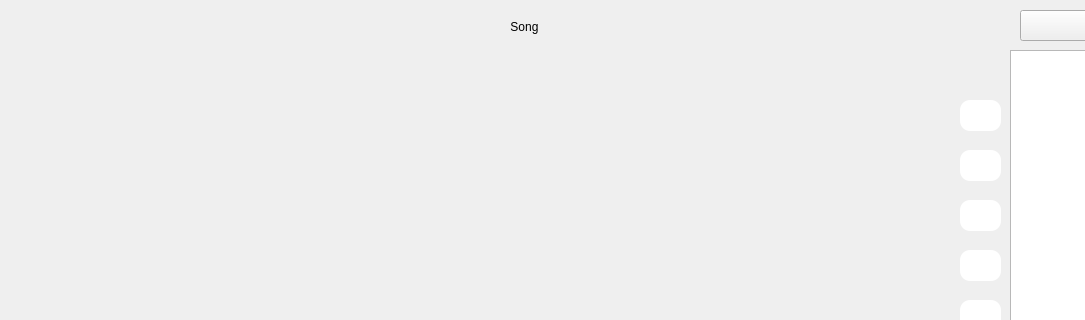
First picture: the form in mainwindow.ui, repository dangquyitt/music_project_qt, before the edit; both pictures show x 0 to 1085 and y 0 to 320 of the 1447 by 560 pixel window.
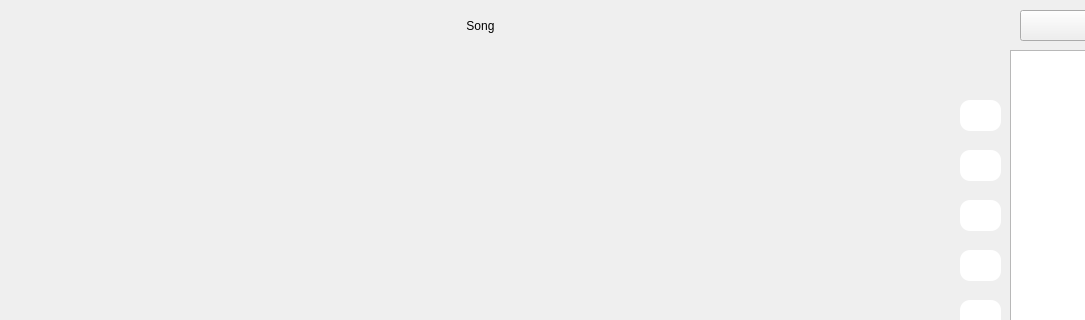
Second picture: the form after the edit. Icons and pictures are not drawn.

The edit to the form file:
```diff
--- a/mainwindow.ui
+++ b/mainwindow.ui
@@ -135,8 +135,8 @@
    <widget class="QLabel" name="currentSong">
     <property name="geometry">
      <rect>
-      <x>84</x>
-      <y>11</y>
+      <x>40</x>
+      <y>10</y>
       <width>881</width>
       <height>31</height>
      </rect>
@@ -312,10 +312,10 @@
    <widget class="QLabel" name="imgMusic">
     <property name="geometry">
      <rect>
-      <x>50</x>
-      <y>40</y>
+      <x>40</x>
+      <y>50</y>
       <width>871</width>
-      <height>391</height>
+      <height>371</height>
      </rect>
     </property>
     <property name="text">
```
Left out of the diff: 4 changed lines with no effect on the pictures.
